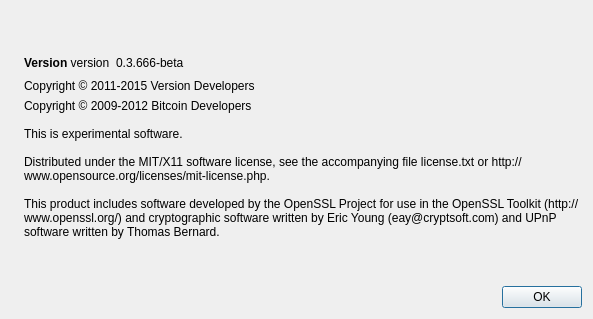
Qt form src/qt/forms/aboutdialog.ui (noise23/version) before a commit.
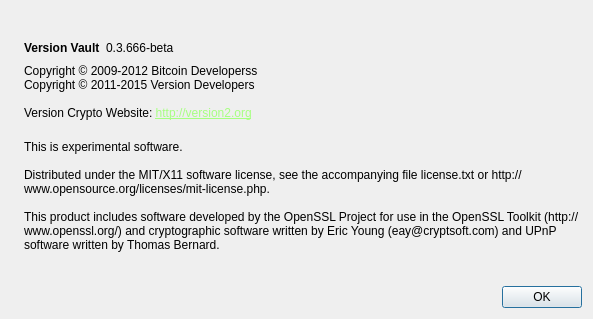
The same form after that commit. Icons and pictures are not drawn.

Commit message: Add website url to aboutdialog

Patch:
```diff
--- a/src/qt/forms/aboutdialog.ui
+++ b/src/qt/forms/aboutdialog.ui
@@ -50,7 +50,7 @@
        <item>
         <widget class="QLabel" name="label">
          <property name="text">
-          <string>&lt;b&gt;Version&lt;/b&gt; version</string>
+          <string>&lt;b&gt;Version Vault&lt;/b&gt;</string>
          </property>
          <property name="textInteractionFlags">
           <set>Qt::LinksAccessibleByMouse|Qt::TextSelectableByKeyboard|Qt::TextSelectableByMouse</set>
@@ -88,9 +88,16 @@
      <item>
       <widget class="QLabel" name="label_version_copyright">
        <property name="text">
-        <string>Copyright © 2011-2015 Version Developers</string>
+         <string>
+Copyright © 2009-2012 Bitcoin Developerss&lt;br/&gt;
+Copyright © 2011-2015 Version Developers&lt;br/&gt;&lt;br/&gt;
+Version Crypto Website: &lt;a href=&quot;http://version2.org&quot;&gt;&lt;span style=&quot;color: #A7FF82&quot;&gt;http://version2.org&lt;/span&gt;&lt;/a&gt;
+       </string>
        </property>
-       <property name="wordWrap">
+       <property name="textFormat">
+        <enum>Qt::RichText</enum>
+       </property>
+       <property name="openExternalLinks">
         <bool>true</bool>
        </property>
        <property name="textInteractionFlags">
@@ -101,8 +108,7 @@
      <item>
       <widget class="QLabel" name="label_2">
        <property name="text">
-        <string>Copyright © 2009-2012 Bitcoin Developers
-
+         <string>
 This is experimental software.
 
 Distributed under the MIT/X11 software license, see the accompanying file license.txt or http://www.opensource.org/licenses/mit-license.php.
```
Left out of the diff: 6 changed lines with no effect on the pictures. Lines whose indentation alone changed are shown as unchanged.
